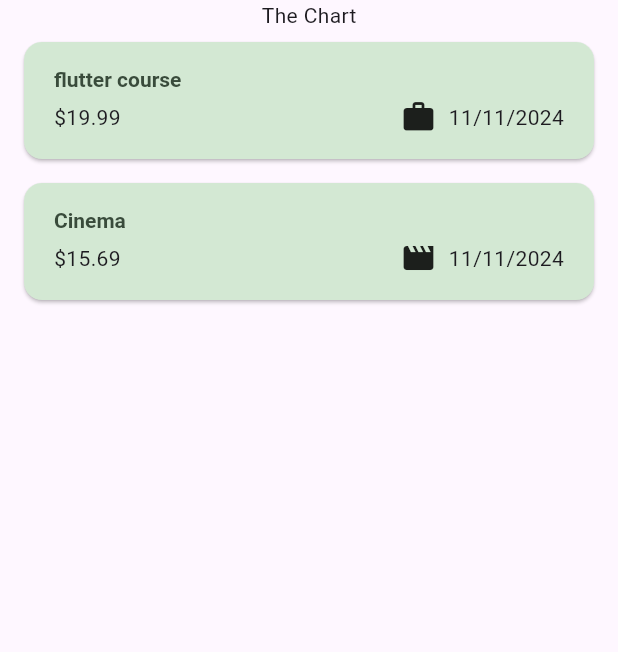
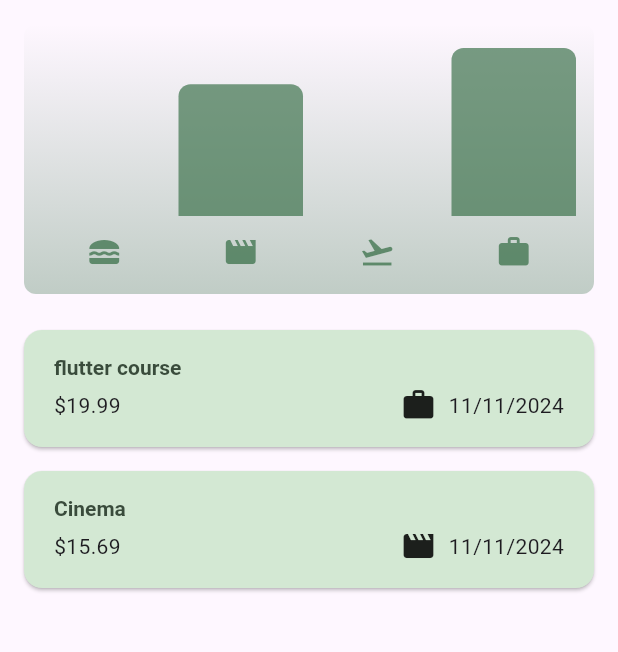
Before and after one commit to Ma7moud-BA/expense_tracker, a Flutter app: the screen it shows after launch, on a phone screen of 412 x 824 dp, the part 84-736 px from its top. Run offline on Flutter 3.47's test engine with Material 3 defaults, Android fonts, the phone set to English and light mode, and no system bars.

Commit message:
Responsive design - Adaptive design for IOS

```diff
--- a/lib/main.dart
+++ b/lib/main.dart
@@ -1,5 +1,6 @@
 import 'package:flutter/material.dart';
 import 'package:expense_tracker/widgets/expenses.dart';
+// import 'package:flutter/services.dart';
 
 var KColorScheme = ColorScheme.fromSeed(
   seedColor: const Color.fromRGBO(80, 200, 120, 1),
@@ -11,6 +12,10 @@ var KDarkColorScheme = ColorScheme.fromSeed(
 );
 
 void main() {
+  // WidgetsFlutterBinding.ensureInitialized();
+  // SystemChrome.setPreferredOrientations([
+  //   DeviceOrientation.portraitUp,
+  // ]).then((fn) {
   runApp(
     MaterialApp(
       theme: ThemeData().copyWith(
@@ -49,12 +54,28 @@ void main() {
         textTheme: ThemeData().textTheme.copyWith(
               titleLarge: TextStyle(
                   fontWeight: FontWeight.bold,
-                  color: KDarkColorScheme.onSecondaryContainer,
+                  color: KDarkColorScheme.onSurface,
                   fontSize: 14),
+              bodySmall: TextStyle(
+                color: KDarkColorScheme.onSurface,
+              ),
+              bodyLarge: TextStyle(
+                color: KDarkColorScheme.onSurface,
+              ),
+              bodyMedium: TextStyle(
+                color: KDarkColorScheme.onSurface,
+              ),
             ),
+        inputDecorationTheme: const InputDecorationTheme(
+          labelStyle: TextStyle(color: Colors.green),
+          hintStyle: TextStyle(color: Colors.green),
+        ),
       ),
-      // themeMode:    ThemeMode.system, // this will make the app follow the system theme - but its the default setting
+
+      // themeMode: ThemeMode.light,
+      // this will make the app follow the system theme - but its the default setting
       home: Expenses(),
     ),
   );
+  // }); // uncomment this to force the app to run in only portrait  up mode
 }
--- a/lib/models/expense.dart
+++ b/lib/models/expense.dart
@@ -42,3 +42,23 @@ class Expense {
 
 //  why not using String for category? - to prevent the typo errors when adding an unwanted category
 //  So creating an enum will make it more optimal
+
+class ExpenseBucket {
+  const ExpenseBucket({required this.category, required this.expenses});
+  // this is a utility constructor to filter out the expenses that belongs to the provided category
+  ExpenseBucket.forCategory(List<Expense> allExpenses, this.category)
+      : expenses = allExpenses
+            .where((expense) => expense.category == category)
+            .toList();
+
+  final Category category;
+  final List<Expense> expenses;
+
+  double get totalExpenses {
+    double sum = 0;
+    for (final expense in expenses) {
+      sum += expense.amount;
+    }
+    return sum;
+  }
+}
--- /dev/null
+++ b/lib/widgets/chart/chart.dart
@@ -0,0 +1,95 @@
+import 'package:flutter/material.dart';
+
+import 'package:expense_tracker/widgets/chart/chart_bar.dart';
+import 'package:expense_tracker/models/expense.dart';
+
+class Chart extends StatelessWidget {
+  const Chart({super.key, required this.expenses});
+
+  final List<Expense> expenses;
+
+  List<ExpenseBucket> get buckets {
+    return [
+      ExpenseBucket.forCategory(expenses, Category.food),
+      ExpenseBucket.forCategory(expenses, Category.leisure),
+      ExpenseBucket.forCategory(expenses, Category.travel),
+      ExpenseBucket.forCategory(expenses, Category.work),
+    ];
+  }
+
+  double get maxTotalExpense {
+    double maxTotalExpense = 0;
+
+    for (final bucket in buckets) {
+      if (bucket.totalExpenses > maxTotalExpense) {
+        maxTotalExpense = bucket.totalExpenses;
+      }
+    }
+
+    return maxTotalExpense;
+  }
+
+  @override
+  Widget build(BuildContext context) {
+    final isDarkMode =
+        MediaQuery.of(context).platformBrightness == Brightness.dark;
+    return Container(
+      margin: const EdgeInsets.all(16),
+      padding: const EdgeInsets.symmetric(
+        vertical: 16,
+        horizontal: 8,
+      ),
+      width: double.infinity,
+      height: 180,
+      decoration: BoxDecoration(
+        borderRadius: BorderRadius.circular(8),
+        gradient: LinearGradient(
+          colors: [
+            Theme.of(context).colorScheme.primary.withOpacity(0.3),
+            Theme.of(context).colorScheme.primary.withOpacity(0.0)
+          ],
+          begin: Alignment.bottomCenter,
+          end: Alignment.topCenter,
+        ),
+      ),
+      child: Column(
+        children: [
+          Expanded(
+            child: Row(
+              crossAxisAlignment: CrossAxisAlignment.end,
+              children: [
+                for (final bucket in buckets) // alternative to map()
+                  ChartBar(
+                    fill: bucket.totalExpenses == 0
+                        ? 0
+                        : bucket.totalExpenses / maxTotalExpense,
+                  )
+              ],
+            ),
+          ),
+          const SizedBox(height: 12),
+          Row(
+            children: buckets
+                .map(
+                  (bucket) => Expanded(
+                    child: Padding(
+                      padding: const EdgeInsets.symmetric(horizontal: 4),
+                      child: Icon(
+                        categoryIcons[bucket.category],
+                        color: isDarkMode
+                            ? Theme.of(context).colorScheme.secondary
+                            : Theme.of(context)
+                                .colorScheme
+                                .primary
+                                .withOpacity(0.7),
+                      ),
+                    ),
+                  ),
+                )
+                .toList(),
+          )
+        ],
+      ),
+    );
+  }
+}
--- /dev/null
+++ b/lib/widgets/chart/chart_bar.dart
@@ -0,0 +1,34 @@
+import 'package:flutter/material.dart';
+
+class ChartBar extends StatelessWidget {
+  const ChartBar({
+    super.key,
+    required this.fill,
+  });
+
+  final double fill;
+
+  @override
+  Widget build(BuildContext context) {
+    final isDarkMode =
+        MediaQuery.of(context).platformBrightness == Brightness.dark;
+    return Expanded(
+      child: Padding(
+        padding: const EdgeInsets.symmetric(horizontal: 4),
+        child: FractionallySizedBox(
+          heightFactor: fill,
+          child: DecoratedBox(
+            decoration: BoxDecoration(
+              shape: BoxShape.rectangle,
+              borderRadius:
+                  const BorderRadius.vertical(top: Radius.circular(8)),
+              color: isDarkMode
+                  ? Theme.of(context).colorScheme.secondary
+                  : Theme.of(context).colorScheme.primary.withOpacity(0.65),
+            ),
+          ),
+        ),
+      ),
+    );
+  }
+}
--- a/lib/widgets/expenses.dart
+++ b/lib/widgets/expenses.dart
@@ -1,3 +1,4 @@
+import 'package:expense_tracker/widgets/chart/chart.dart';
 import 'package:expense_tracker/widgets/expenses_list/expenses_list.dart';
 import 'package:expense_tracker/models/expense.dart';
 import 'package:expense_tracker/widgets/new_expense.dart';
@@ -60,6 +61,8 @@ class _ExpensesState extends State<Expenses> {
   void _openAddExpenseOverlay() {
     // showModalBottomSheet and other similar functions are built in function by flutter to show some UI like a date picker or dialog
     showModalBottomSheet(
+      useSafeArea:
+          true, // this will make sure that the modal will not get under the camera or other areas on the device
       isScrollControlled:
           true, // this will make the modal take full screen to prevent the keyboard from overlapping over the input fields
       context: context,
@@ -71,6 +74,10 @@ class _ExpensesState extends State<Expenses> {
 
   @override
   Widget build(context) {
+    final width = MediaQuery.of(context).size.width;
+    print('width : $width');
+    final height = MediaQuery.of(context).size.height;
+    print(height);
     Widget mainContent = const Center(
       child: Text('No expenses found. Start adding some'),
     );
@@ -91,15 +98,24 @@ class _ExpensesState extends State<Expenses> {
             ),
           ],
         ),
-      body: Column(
+        body: width < 500
+            ? Column(
                 children: [
-          const Text("The Chart"),
+                  Chart(expenses: _registeredExpenses),
                   // whenever there is a column inside another column, flutter will have issues rendering it because it doesn't know how to size the inner column so we should use Expanded widget or other widgets
                   Expanded(
                     child: mainContent,
                   )
                 ],
-      ),
-    );
+              )
+            : Row(
+                children: [
+                  Expanded(child: Chart(expenses: _registeredExpenses)),
+                  // whenever there is a column inside another column, flutter will have issues rendering it because it doesn't know how to size the inner column so we should use Expanded widget or other widgets
+                  Expanded(
+                    child: mainContent,
+                  )
+                ],
+              ));
   }
 }
--- a/lib/widgets/new_expense.dart
+++ b/lib/widgets/new_expense.dart
@@ -1,3 +1,6 @@
+import 'dart:io';
+
+import 'package:flutter/cupertino.dart'; // the IOS styling language
 import 'package:flutter/material.dart';
 import 'package:expense_tracker/models/expense.dart';
 import 'package:intl/intl.dart';
@@ -39,13 +42,23 @@ class _NewExpenseState extends State<NewExpense> {
     });
   }
 
-  void _submitExpenseData() {
-    final enteredAmount = double.tryParse(_amountController
-        .text); // tryParse will yield a null if it can't convert into a string
-    final amountIsInvalid = enteredAmount == null || enteredAmount <= 0;
-    if (_titleController.text.trim().isEmpty ||
-        amountIsInvalid ||
-        _selectedDate == null) {
+  void _showDialog() {
+    if (Platform.isIOS) {
+      showCupertinoDialog(
+          context: context,
+          builder: (ctx) => CupertinoAlertDialog(
+                title: const Text("Invalid input"),
+                content: const Text(
+                    "Please make sure a valid title, amount, data and category was entered."),
+                actions: [
+                  TextButton(
+                      onPressed: () {
+                        Navigator.pop(ctx);
+                      },
+                      child: const Text("Okay"))
+                ],
+              ));
+    } else {
       // show error message
       showDialog(
         context: context,
@@ -62,6 +75,17 @@ class _NewExpenseState extends State<NewExpense> {
           ],
         ),
       );
+    }
+  }
+
+  void _submitExpenseData() {
+    final enteredAmount = double.tryParse(_amountController
+        .text); // tryParse will yield a null if it can't convert into a string
+    final amountIsInvalid = enteredAmount == null || enteredAmount <= 0;
+    if (_titleController.text.trim().isEmpty ||
+        amountIsInvalid ||
+        _selectedDate == null) {
+      _showDialog();
       return;
     }
 
@@ -89,9 +113,24 @@ class _NewExpenseState extends State<NewExpense> {
   // }
 
   @override
+  @override
   Widget build(BuildContext context) {
-    return Padding(
-      padding: const EdgeInsets.fromLTRB(16, 48, 16, 10),
+    //  viewInsets hold informations about UI elements that might be overlapping certain parts of the UI
+    //  since the keyboard slides in from the bottom and overlapm the UI
+    final keyboardSpace = MediaQuery.of(context).viewInsets.bottom;
+    //
+    return LayoutBuilder(
+      builder: (ctx, constraints) {
+        //  the constraints parameter holds information about the constraints applied by the parent widget
+        //using this new LayoutBuilder will make the widget available to use anywhere else in the widget tree and only care about the constraints in the parent widget and not care about the available screen width or height
+        final width = constraints.maxWidth;
+
+        return SizedBox(
+          height: double.infinity,
+          width: double.infinity,
+          child: SingleChildScrollView(
+            child: Padding(
+              padding: EdgeInsets.fromLTRB(16, 48, 16, keyboardSpace + 16),
               child: Column(
                 children: [
                   TextField(
@@ -179,6 +218,10 @@ class _NewExpenseState extends State<NewExpense> {
                   )
                 ],
               ),
+            ),
+          ),
+        );
+      },
     );
   }
 }
```
Lines whose indentation alone changed are shown as unchanged.
